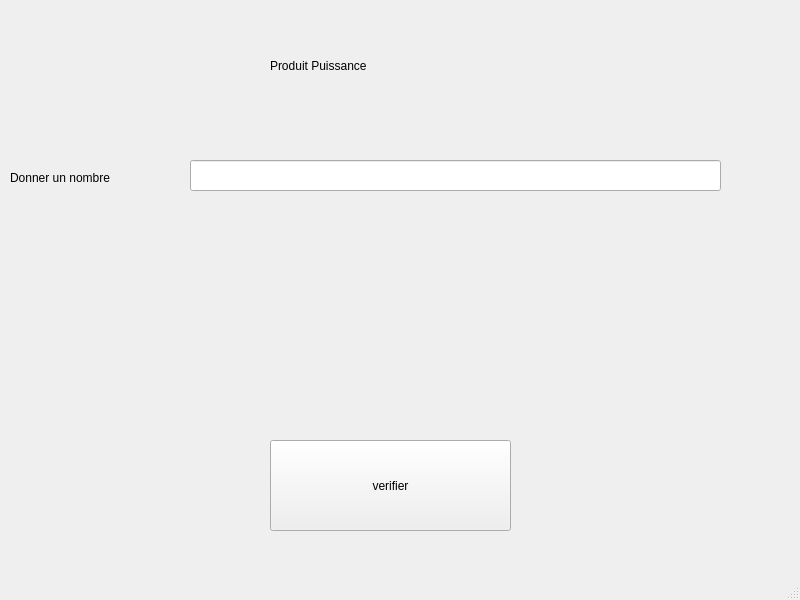
First picture: the form in Devoir 10/untitled.ui, repository Mohamed-Akram-Hl/work, before the edit.
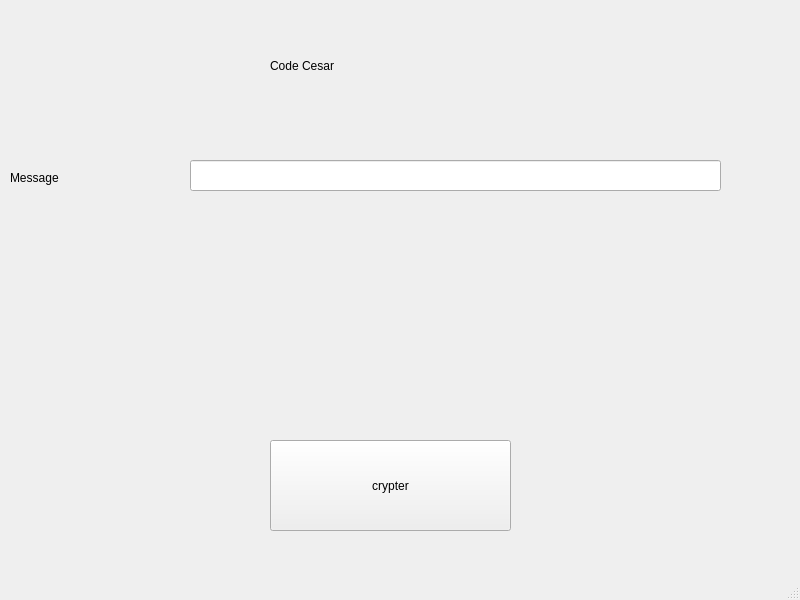
Second picture: the form after the edit.

What changed in the file:
```diff
--- a/Devoir 10/untitled.ui
+++ b/Devoir 10/untitled.ui
@@ -24,7 +24,7 @@
      </rect>
     </property>
     <property name="text">
-     <string>Produit Puissance</string>
+     <string>Code Cesar</string>
     </property>
    </widget>
    <widget class="QLabel" name="label_2">
@@ -37,10 +37,10 @@
      </rect>
     </property>
     <property name="text">
-     <string>Donner un nombre</string>
+     <string>Message</string>
     </property>
    </widget>
-   <widget class="QLabel" name="b">
+   <widget class="QLabel" name="c">
     <property name="geometry">
      <rect>
       <x>210</x>
@@ -53,7 +53,7 @@
      <string/>
     </property>
    </widget>
-   <widget class="QPushButton" name="c">
+   <widget class="QPushButton" name="d">
     <property name="geometry">
      <rect>
       <x>270</x>
@@ -63,7 +63,7 @@
      </rect>
     </property>
     <property name="text">
-     <string>verifier</string>
+     <string>crypter</string>
     </property>
    </widget>
    <widget class="QLineEdit" name="a">
```
